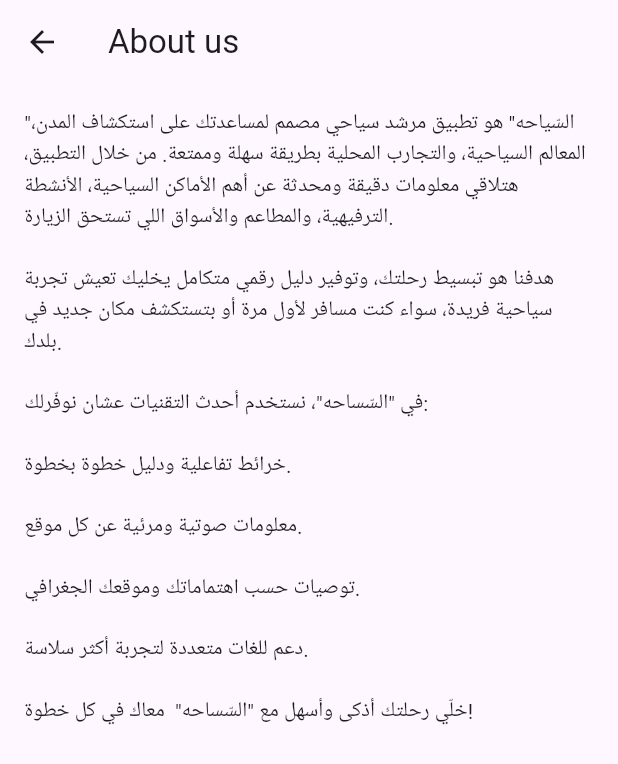
After one commit to faridatarek/Tour-Guide-DEPI, a Flutter app: the settings_screen screen opened directly, after a tap on "About us", on a phone screen of 412 x 824 dp. The commit adds this screen. Shown: the top 764 px of the screen. Run offline on Flutter 3.47's test engine with Material 3 defaults, Android fonts, the phone set to English and light mode, and no system bars; our stand-ins replace flutter_screenutil.

```diff
--- a/lib/core/routes/router.dart
+++ b/lib/core/routes/router.dart
@@ -4,12 +4,11 @@ import 'package:tour_guide/core/routes/route_not_found.dart';
 
 import '../../features/placeDetails/view/placeDetails_screen.dart';
 
-
 Route manageRoutes(RouteSettings settings) {
   switch (settings.name) {
     case AppRoutes.placeDetailsScreen:
       return MaterialPageRoute(
-        builder: (context) =>  PlaceDetailsScreen(),
+        builder: (context) => const PlaceDetailsScreen(),
       );
     default:
       return MaterialPageRoute(
--- /dev/null
+++ b/lib/features/navBar/settings/view/Terms_And_Conditions.dart
@@ -0,0 +1,48 @@
+import 'package:flutter/material.dart';
+
+class TermsAndConditions extends StatelessWidget {
+  const TermsAndConditions({super.key});
+
+  @override
+  Widget build(BuildContext context) {
+    return Scaffold(
+      appBar: AppBar(title: const Text('About us')),
+      body: const Padding(
+        padding: EdgeInsets.all(16),
+        child: Text(
+          '''الشروط والأحكام
+مرحبًا بك في تطبيق السّساحه. قبل استخدامك للتطبيق، يُرجى قراءة الشروط والأحكام التالية بعناية، حيث يُعد استخدامك للتطبيق بمثابة موافقة منك على الالتزام بها.
+
+1. الاستخدام المقبول
+يُمنع استخدام التطبيق لأي أغراض غير قانونية أو مخالفة للأخلاق العامة.
+
+يجب احترام خصوصية الآخرين، والامتناع عن نشر أي محتوى مسيء أو مضلل.
+
+2. حقوق الملكية الفكرية
+جميع المحتويات داخل التطبيق (النصوص، الصور، الصوتيات، الفيديوهات) مملوكة لتطبيق "السّساحه" أو مرخصة له، ويُمنع نسخها أو استخدامها بدون إذن مسبق.
+
+3. دقة المعلومات
+نحن نحرص على تقديم معلومات دقيقة ومحدثة، لكننا لا نضمن أن جميع البيانات خالية من الأخطاء أو مكتملة في كل الأوقات.
+
+المستخدم يتحمّل مسؤولية استخدام المعلومات واتخاذ القرارات السياحية بناءً عليها.
+
+4. تحديد المسؤولية
+"السّساحه" لا يتحمّل أي مسؤولية عن أي خسائر أو أضرار تنشأ عن استخدام التطبيق أو الاعتماد على محتوياته.
+
+قد يحتوي التطبيق على روابط لمواقع أو خدمات خارجية، ولسنا مسؤولين عن محتواها أو ممارساتها.
+
+5. التعديلات
+يحتفظ تطبيق "السّساحه" بالحق في تعديل هذه الشروط في أي وقت، وسيتم إشعار المستخدمين بالتغييرات من خلال التطبيق أو البريد الإلكتروني عند اللزوم.
+
+6. الخصوصية
+يُرجى مراجعة سياسة الخصوصية لمعرفة كيف يتم جمع واستخدام وحماية بياناتك الشخصية.
+
+7. التواصل
+لأي استفسارات أو ملاحظات، يمكنك التواصل معنا عبر البريد الإلكتروني:
+support@TourGuide.app
+''',
+        ),
+      ),
+    );
+  }
+}
--- /dev/null
+++ b/lib/features/navBar/settings/view/settings_screen.dart
@@ -0,0 +1,127 @@
+import 'package:flutter/material.dart';
+import 'package:tour_guide/features/navBar/settings/%D9%90About_us.dart';
+import 'package:tour_guide/features/navBar/settings/view/Terms_And_Conditions.dart';
+import 'package:tour_guide/features/navBar/settings/view/support.dart';
+
+void main() {
+  runApp(
+    const MaterialApp(
+      home: settings_screen(),
+      debugShowCheckedModeBanner: false,
+    ),
+  );
+}
+
+// ignore: camel_case_types
+class settings_screen extends StatefulWidget {
+  const settings_screen({super.key});
+
+  @override
+  State<settings_screen> createState() => _Page2State();
+}
+
+class _Page2State extends State<settings_screen> {
+  bool _switchLanguageValue = false;
+  bool notifications = false;
+
+  @override
+  Widget build(BuildContext context) {
+    return Scaffold(
+      appBar: AppBar(
+        title: const Text(
+          'الإعدادات',
+          style: TextStyle(fontStyle: FontStyle.italic, fontSize: 30),
+        ),
+        centerTitle: true,
+        backgroundColor: Colors.orangeAccent,
+      ),
+      body: Column(
+        crossAxisAlignment: CrossAxisAlignment.stretch,
+        children: [
+          const SizedBox(height: 50),
+          SwitchListTile(
+            value: _switchLanguageValue,
+            title: const Text('Language'),
+            trackColor: WidgetStateProperty.all(Colors.orangeAccent),
+            thumbColor: WidgetStateProperty.all(Colors.white),
+            trackOutlineColor: WidgetStateProperty.all(Colors.orange),
+            thumbIcon: WidgetStateProperty.all(
+              const Icon(Icons.circle, color: Colors.orange),
+            ),
+            onChanged: (value) {
+              setState(() {
+                _switchLanguageValue = value;
+              });
+            },
+          ),
+          SwitchListTile(
+            value: notifications,
+            title: const Text('notification'),
+            trackColor: WidgetStateProperty.all(Colors.orangeAccent),
+            thumbColor: WidgetStateProperty.all(Colors.white),
+            trackOutlineColor: WidgetStateProperty.all(Colors.orange),
+            thumbIcon: WidgetStateProperty.all(
+              const Icon(Icons.circle, color: Colors.orange),
+            ),
+            onChanged: (value) {
+              setState(() {
+                notifications = value;
+              });
+            },
+          ),
+          _buildButton(
+            text: 'About us',
+            icon: const Icon(
+              Icons.ads_click_sharp,
+              color: Colors.deepOrangeAccent,
+            ),
+            onPress: () {
+              Navigator.push(
+                context,
+                MaterialPageRoute(builder: (context) => const About_us()),
+              );
+            },
+          ),
+          const SizedBox(height: 16),
+          _buildButton(
+            text: 'Support',
+            icon: const Icon(Icons.support_outlined, color: Colors.green),
+            onPress: () {
+              Navigator.push(
+                context,
+                MaterialPageRoute(builder: (context) => const support()),
+              );
+            },
+          ),
+          const SizedBox(height: 16),
+          _buildButton(
+            text: 'Terms and Conditions',
+            icon: const Icon(Icons.warning, color: Colors.deepOrangeAccent),
+            onPress: () {
+              Navigator.push(
+                context,
+                MaterialPageRoute(
+                  builder: (context) => const TermsAndConditions(),
+                ),
+              );
+            },
+          ),
+        ],
+      ),
+    );
+  }
+
+  Widget _buildButton({
+    required String text,
+    required Widget icon,
+    required VoidCallback onPress,
+  }) {
+    return InkWell(
+      onTap: onPress,
+      child: Container(
+        padding: const EdgeInsetsDirectional.only(start: 16, top: 8),
+        child: Row(children: [icon, const SizedBox(width: 8), Text(text)]),
+      ),
+    );
+  }
+}
--- /dev/null
+++ b/lib/features/navBar/settings/ِAbout_us.dart
@@ -0,0 +1,33 @@
+import 'package:flutter/material.dart';
+
+class About_us extends StatelessWidget {
+  const About_us({super.key});
+
+  @override
+  Widget build(BuildContext context) {
+    return Scaffold(
+      appBar: AppBar(title: const Text('About us')),
+      body: const Padding(
+        padding: EdgeInsets.all(16),
+        child: Text(
+            '''"السّياحه" هو تطبيق مرشد سياحي مصمم لمساعدتك على استكشاف المدن، المعالم السياحية، والتجارب المحلية بطريقة سهلة وممتعة. من خلال التطبيق، هتلاقي معلومات دقيقة ومحدثة عن أهم الأماكن السياحية، الأنشطة الترفيهية، والمطاعم والأسواق اللي تستحق الزيارة.
+
+هدفنا هو تبسيط رحلتك، وتوفير دليل رقمي متكامل يخليك تعيش تجربة سياحية فريدة، سواء كنت مسافر لأول مرة أو بتستكشف مكان جديد في بلدك.
+
+في "السّساحه"، نستخدم أحدث التقنيات عشان نوفّرلك:
+
+خرائط تفاعلية ودليل خطوة بخطوة.
+
+معلومات صوتية ومرئية عن كل موقع.
+
+توصيات حسب اهتماماتك وموقعك الجغرافي.
+
+دعم للغات متعددة لتجربة أكثر سلاسة.
+
+خلّي رحلتك أذكى وأسهل مع "السّساحه"  معاك في كل خطوة!
+
+'''),
+      ),
+    );
+  }
+}
--- a/lib/features/placeDetails/view/placeDetails_screen.dart
+++ b/lib/features/placeDetails/view/placeDetails_screen.dart
@@ -5,7 +5,6 @@ class PlaceDetailsScreen extends StatelessWidget {
 
   @override
   Widget build(BuildContext context) {
-    return Scaffold();
-
+    return const Scaffold();
   }
 }
```
Also changed, not shown: lib/features/allGovernorates/view/allGovernorates_screen.dart (added, +109 -0 lines), lib/features/navBar/settings/view/support.dart (added, +18 -0 lines), lib/main.dart (+2 -5 lines), pubspec.yaml (+10 -3 lines), assets/icons/1.jpeg (added), assets/icons/2.jpeg (added), assets/icons/3.jpeg (added), assets/icons/4.jpeg (added), assets/icons/5.jpeg (added), assets/icons/6.jpeg (added), assets/icons/7.jpeg (added), assets/icons/8.jpg (added), pubspec.lock.
